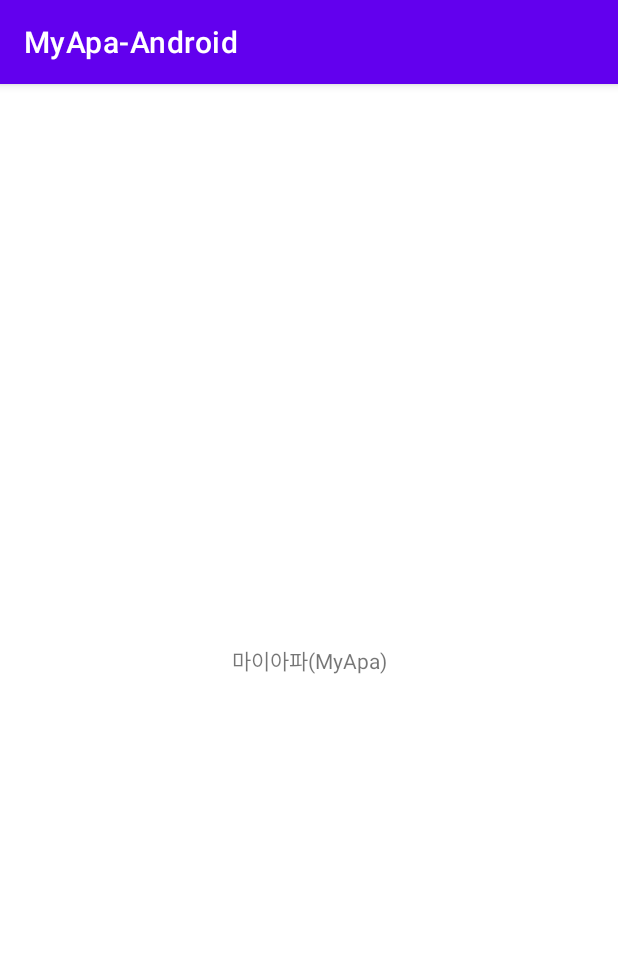
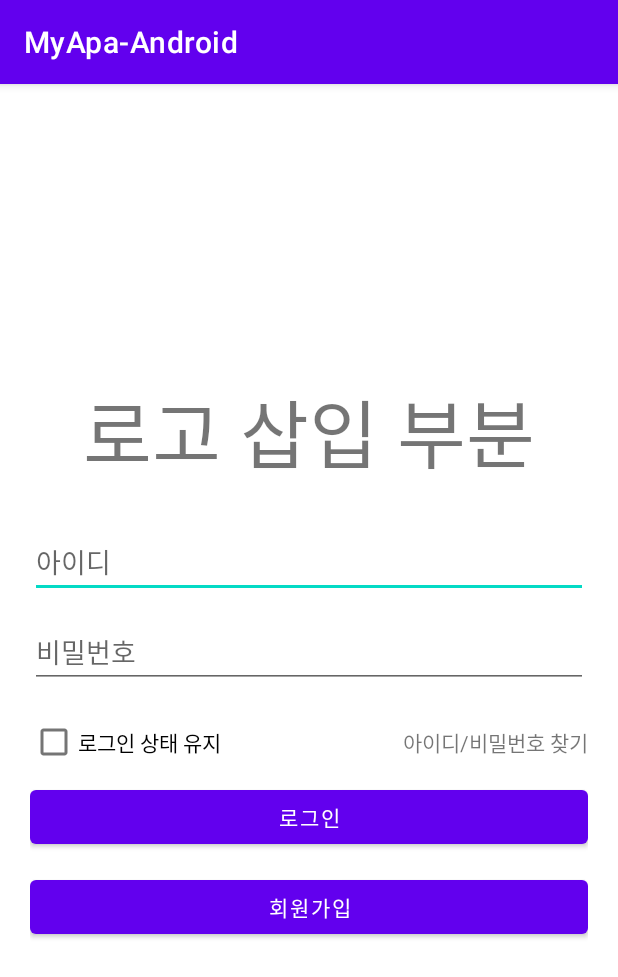
Before and after one commit to teamcadi/project-android-careapp, an Android app: the screen it shows after launch (SplashActivity before the commit, LoginActivity after it), on a phone screen of 412 x 824 dp. Shown: the top 977 px of the screen. Run offline under Robolectric (Android 15) with nearby library versions, the phone set to English and light mode, and no system bars.

Commit message:
add LoginActivity

```diff
--- a/app/src/main/java/kr/teamcadi/myapa/LoginActivity.java
+++ b/app/src/main/java/kr/teamcadi/myapa/LoginActivity.java
@@ -3,12 +3,46 @@ package kr.teamcadi.myapa;
 import androidx.appcompat.app.AppCompatActivity;
 
 import android.os.Bundle;
+import android.view.View;
+import android.widget.Button;
+import android.widget.CheckBox;
+import android.widget.EditText;
+import android.widget.TextView;
+import android.widget.Toast;
 
-public class LoginActivity extends AppCompatActivity {
-
+// 화면 설명 : 로그인 화면
+// Author : Jang Su Hyun, Last Modified : 2020.11.14
+public class LoginActivity extends AppCompatActivity
+{
     @Override
-    protected void onCreate(Bundle savedInstanceState) {
+    protected void onCreate(Bundle savedInstanceState)
+    {
         super.onCreate(savedInstanceState);
         setContentView(R.layout.activity_login);
+
+        final EditText edit_id = (EditText)findViewById(R.id.ev_id);
+        final EditText edit_pw = (EditText)findViewById(R.id.ev_password);
+        CheckBox check_autologin = (CheckBox)findViewById(R.id.cb_autologin);
+        TextView findIdAndPassword = (TextView)findViewById(R.id.tv_findIdAndPassword);
+        Button btn_login = (Button)findViewById(R.id.btn_login);
+        Button btn_save = (Button)findViewById(R.id.btn_signup);
+
+        btn_login.setOnClickListener(new View.OnClickListener()
+        {
+            @Override
+            public void onClick(View view)
+            {
+                String id = edit_id.getText().toString();
+                String pw = edit_pw.getText().toString();
+
+                if(id.equals(""))
+                    Toast.makeText(getApplicationContext(),"아이디를 입력하세요.", Toast.LENGTH_LONG).show();
+                if(pw.equals(""))
+                    Toast.makeText(getApplicationContext(),"비밀번호를 입력하세요.", Toast.LENGTH_LONG).show();
+
+                if(!id.equals("") && !pw.equals(""))
+                    Toast.makeText(getApplicationContext(),"로그인 성공", Toast.LENGTH_LONG).show();
+            }
+        });
     }
 }
--- a/app/src/main/java/kr/teamcadi/myapa/SplashActivity.java
+++ b/app/src/main/java/kr/teamcadi/myapa/SplashActivity.java
@@ -4,18 +4,21 @@ import androidx.annotation.RequiresApi;
 import androidx.appcompat.app.AppCompatActivity;
 
 import android.content.Context;
+import android.content.Intent;
 import android.net.ConnectivityManager;
 import android.net.NetworkCapabilities;
 import android.os.Build;
 import android.os.Bundle;
+import android.os.Handler;
 import android.widget.Toast;
 
-// 서비스 실행 시 첫 화면
+// 화면 설명 : 서비스 실행 시 첫 화면
 // Author : Jaey, Last Modified : 2020.11.24
 public class SplashActivity extends AppCompatActivity
 {
     boolean connectResult = false;
     ConnectivityManager connectivityManager;
+    Handler handler;
 
     @RequiresApi(api = Build.VERSION_CODES.M)
     protected void onCreate(Bundle savedInstanceState)
@@ -24,6 +27,7 @@ public class SplashActivity extends AppCompatActivity
         setContentView(R.layout.activity_splash);
 
         connectivityManager = (ConnectivityManager)this.getSystemService(Context.CONNECTIVITY_SERVICE);
+        handler = new Handler();
 
         if(connectivityManager != null)
         {
@@ -33,6 +37,7 @@ public class SplashActivity extends AppCompatActivity
             {
                 connectResult = networkCapabilities.hasTransport(NetworkCapabilities.TRANSPORT_WIFI) || networkCapabilities.hasTransport(NetworkCapabilities.TRANSPORT_CELLULAR);
             }
+
             else
             {
                 connectResult = false;
@@ -41,7 +46,7 @@ public class SplashActivity extends AppCompatActivity
 
         if(connectResult == true)
         {
-            Toast.makeText(getApplicationContext(), "Connection OK", Toast.LENGTH_LONG).show();
+            handler.postDelayed(delayRunTask, 3000); // 3초 뒤 실행
         }
 
         else
@@ -49,4 +54,17 @@ public class SplashActivity extends AppCompatActivity
             Toast.makeText(getApplicationContext(), "Connection NO", Toast.LENGTH_LONG).show();
         }
     }
+
+    // 3초 후에 Handler를 통해 실행될 동작을 정의하는 부분
+    Runnable delayRunTask = new Runnable()
+    {
+        @Override
+        public void run()
+        {
+            // 로그인 화면으로 이동함
+            Intent gotoLogin = new Intent(SplashActivity.this, LoginActivity.class);
+            startActivity(gotoLogin);
+            finish();
+        }
+    };
 }
--- a/app/src/main/res/layout/activity_login.xml
+++ b/app/src/main/res/layout/activity_login.xml
@@ -1,9 +1,68 @@
 <?xml version="1.0" encoding="utf-8"?>
-<androidx.constraintlayout.widget.ConstraintLayout xmlns:android="http://schemas.android.com/apk/res/android"
+<RelativeLayout xmlns:android="http://schemas.android.com/apk/res/android"
     xmlns:app="http://schemas.android.com/apk/res-auto"
     xmlns:tools="http://schemas.android.com/tools"
     android:layout_width="match_parent"
-    android:layout_height="match_parent"
-    tools:context=".LoginActivity">
+    android:layout_height="wrap_content"
+    android:layout_marginStart="20dp"
+    android:layout_marginEnd="20dp"
+    android:layout_gravity="center">
 
-</androidx.constraintlayout.widget.ConstraintLayout>
+    <TextView
+        android:id="@+id/tv_appname"
+        android:layout_width="wrap_content"
+        android:layout_height="wrap_content"
+        android:text="로고 삽입 부분"
+        android:textSize="50sp"
+        android:layout_centerHorizontal="true"/>
+
+    <EditText
+        android:id="@+id/ev_id"
+        android:layout_width="match_parent"
+        android:layout_height="wrap_content"
+        android:layout_marginTop="100dp"
+        android:hint="아이디" />
+
+    <EditText
+        android:id="@+id/ev_password"
+        android:layout_width="match_parent"
+        android:layout_height="wrap_content"
+        android:inputType="textPassword"
+        android:layout_marginTop="160dp"
+        android:hint="비밀번호" />
+
+    <CheckBox
+        android:id="@+id/cb_autologin"
+        android:layout_width="wrap_content"
+        android:layout_height="wrap_content"
+        android:text="로그인 상태 유지"
+        android:layout_marginTop="220dp"
+        android:layout_alignParentStart="true"
+        android:layout_alignParentLeft="true" />
+
+    <TextView
+        android:id="@+id/tv_findIdAndPassword"
+        android:layout_width="wrap_content"
+        android:layout_height="wrap_content"
+        android:layout_alignParentEnd="true"
+        android:layout_marginStart="116dp"
+        android:layout_marginTop="220dp"
+        android:layout_alignBaseline="@id/cb_autologin"
+        android:text="아이디/비밀번호 찾기"
+        android:layout_alignParentRight="true"
+        android:layout_marginLeft="116dp" />
+
+    <Button
+        android:id="@+id/btn_login"
+        android:layout_width="match_parent"
+        android:layout_height="wrap_content"
+        android:text="로그인"
+        android:layout_marginTop="270dp" />
+
+    <Button
+        android:id="@+id/btn_signup"
+        android:layout_width="match_parent"
+        android:layout_height="wrap_content"
+        android:text="회원가입"
+        android:layout_marginTop="330dp"/>
+</RelativeLayout>
```
